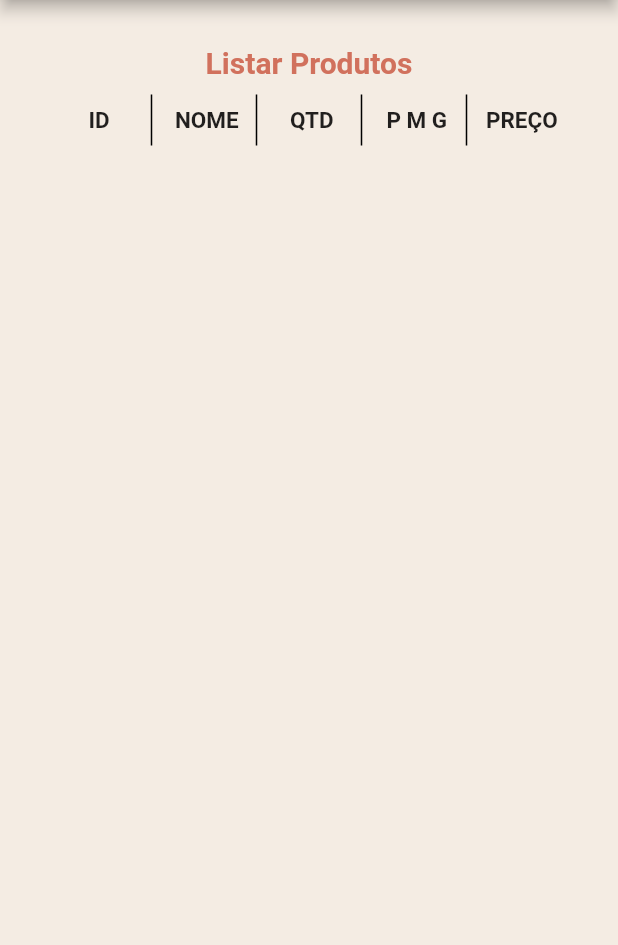
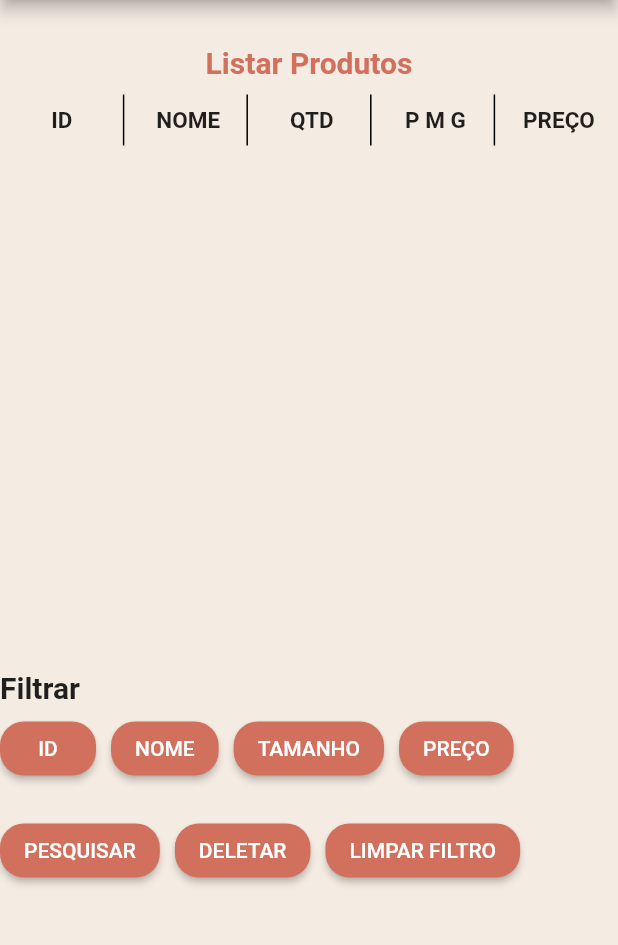
Before and after one commit to souzap371/kginger, a Flutter app: the ListarProdutos screen opened directly, on a phone screen of 412 x 824 dp, the part 84-1029 px from its top. Run offline on Flutter 3.47's test engine with Material 2 defaults, Android fonts, the phone set to English and light mode, and no system bars.

Commit message:
Finalização de pagina listar produtos e criação de pagina cadastrar produtos

```diff
--- a/lib/main.dart
+++ b/lib/main.dart
@@ -1,3 +1,4 @@
+import 'package:estoque_kginger/pages/cadastrarProdutos.dart';
 import 'package:estoque_kginger/pages/home_page.dart';
 import 'package:estoque_kginger/pages/listarProdutos_page.dart';
 import 'package:estoque_kginger/pages/login_page.dart';
@@ -15,7 +16,7 @@ class MyApp extends StatelessWidget {
     return MaterialApp(
       title: 'K-Ginger',
       debugShowCheckedModeBanner: false,
-      home: HomePage(),
+      home: CadastrarProdutos(),
     );
   }
 }
--- a/lib/pages/listarProdutos_page.dart
+++ b/lib/pages/listarProdutos_page.dart
@@ -1,10 +1,16 @@
+import 'package:estoque_kginger/pages/home_page.dart';
 import 'package:flutter/material.dart';
 import 'package:flutter/src/widgets/container.dart';
 import 'package:flutter/src/widgets/framework.dart';
 
-class ListarProdutos extends StatelessWidget {
+class ListarProdutos extends StatefulWidget {
   const ListarProdutos({super.key});
 
+  @override
+  State<ListarProdutos> createState() => _ListarProdutosState();
+}
+
+class _ListarProdutosState extends State<ListarProdutos> {
   _criarLinhaTable(String listaNomes) {
     return TableRow(
       children: listaNomes.split(',').map((name) {
@@ -27,6 +33,15 @@ class ListarProdutos extends StatelessWidget {
   Widget build(BuildContext context) {
     return Scaffold(
       appBar: AppBar(
+        leading: IconButton(
+          icon: Icon(Icons.arrow_back),
+          onPressed: () {
+            Navigator.push(
+              context,
+              MaterialPageRoute(builder: (context) => HomePage()),
+            );
+          },
+        ),
         backgroundColor: Color(0xFFd1715d),
         title: Image.asset(
           'images/logo_kginger.png',
@@ -42,7 +57,7 @@ class ListarProdutos extends StatelessWidget {
         alignment: Alignment.topCenter,
         child: ListView(
           children: [
-            Text(
+            const Text(
               'Listar Produtos',
               textAlign: TextAlign.center,
               style: TextStyle(
@@ -51,16 +66,14 @@ class ListarProdutos extends StatelessWidget {
                 fontWeight: FontWeight.bold,
               ),
             ),
-            Column(
-              children: [
-                SizedBox(
+            const SizedBox(
               height: 10,
               width: 10,
             ),
             Container(
               child: Table(
                 defaultColumnWidth: FixedColumnWidth(70),
-                    border: TableBorder(
+                border: const TableBorder(
                   horizontalInside: BorderSide(
                     color: Colors.black,
                     style: BorderStyle.solid,
@@ -73,8 +86,127 @@ class ListarProdutos extends StatelessWidget {
                   ),
                 ),
                 children: [
-                      _criarLinhaTable("ID, NOME, QTD, P M G, PREÇO"),
+                  _criarLinhaTable(
+                    "ID, NOME, QTD, P M G, PREÇO",
+                  ),
                 ],
+              ),
+            ),
+            Padding(
+              padding: const EdgeInsets.only(top: 350),
+              child: Container(
+                child: const Text(
+                  'Filtrar',
+                  textAlign: TextAlign.left,
+                  style: TextStyle(
+                    fontWeight: FontWeight.bold,
+                    fontSize: 20,
+                  ),
+                ),
+              ),
+            ),
+            const SizedBox(
+              height: 5,
+              width: 5,
+            ),
+            Row(
+              children: [
+                ElevatedButton(
+                  onPressed: () {},
+                  child: Text('ID'),
+                  style: ElevatedButton.styleFrom(
+                    primary: Color(0xFFd1715d),
+                    shape: RoundedRectangleBorder(
+                      borderRadius: BorderRadius.circular(16),
+                    ),
+                  ),
+                ),
+                const SizedBox(
+                  height: 10,
+                  width: 10,
+                ),
+                ElevatedButton(
+                  onPressed: () {},
+                  child: Text('NOME'),
+                  style: ElevatedButton.styleFrom(
+                    primary: Color(0xFFd1715d),
+                    shape: RoundedRectangleBorder(
+                      borderRadius: BorderRadius.circular(16),
+                    ),
+                  ),
+                ),
+                const SizedBox(
+                  height: 10,
+                  width: 10,
+                ),
+                ElevatedButton(
+                  onPressed: () {},
+                  child: Text('TAMANHO'),
+                  style: ElevatedButton.styleFrom(
+                    primary: Color(0xFFd1715d),
+                    shape: RoundedRectangleBorder(
+                      borderRadius: BorderRadius.circular(16),
+                    ),
+                  ),
+                ),
+                const SizedBox(
+                  height: 10,
+                  width: 10,
+                ),
+                ElevatedButton(
+                  onPressed: () {},
+                  child: Text('PREÇO'),
+                  style: ElevatedButton.styleFrom(
+                    primary: Color(0xFFd1715d),
+                    shape: RoundedRectangleBorder(
+                      borderRadius: BorderRadius.circular(16),
+                    ),
+                  ),
+                ),
+              ],
+            ),
+            const SizedBox(
+              height: 20,
+              width: 20,
+            ),
+            Row(
+              children: [
+                ElevatedButton(
+                  onPressed: () {},
+                  child: Text('PESQUISAR'),
+                  style: ElevatedButton.styleFrom(
+                    primary: Color(0xFFd1715d),
+                    shape: RoundedRectangleBorder(
+                      borderRadius: BorderRadius.circular(16),
+                    ),
+                  ),
+                ),
+                const SizedBox(
+                  height: 10,
+                  width: 10,
+                ),
+                ElevatedButton(
+                  onPressed: () {},
+                  child: Text('DELETAR'),
+                  style: ElevatedButton.styleFrom(
+                    primary: Color(0xFFd1715d),
+                    shape: RoundedRectangleBorder(
+                      borderRadius: BorderRadius.circular(16),
+                    ),
+                  ),
+                ),
+                const SizedBox(
+                  height: 10,
+                  width: 10,
+                ),
+                ElevatedButton(
+                  onPressed: () {},
+                  child: Text('LIMPAR FILTRO'),
+                  style: ElevatedButton.styleFrom(
+                    primary: Color(0xFFd1715d),
+                    shape: RoundedRectangleBorder(
+                      borderRadius: BorderRadius.circular(16),
+                    ),
                   ),
                 ),
               ],
```
Also changed, not shown: lib/pages/cadastrarProdutos.dart (added, +69 -0 lines). Lines whose indentation alone changed are shown as unchanged.
